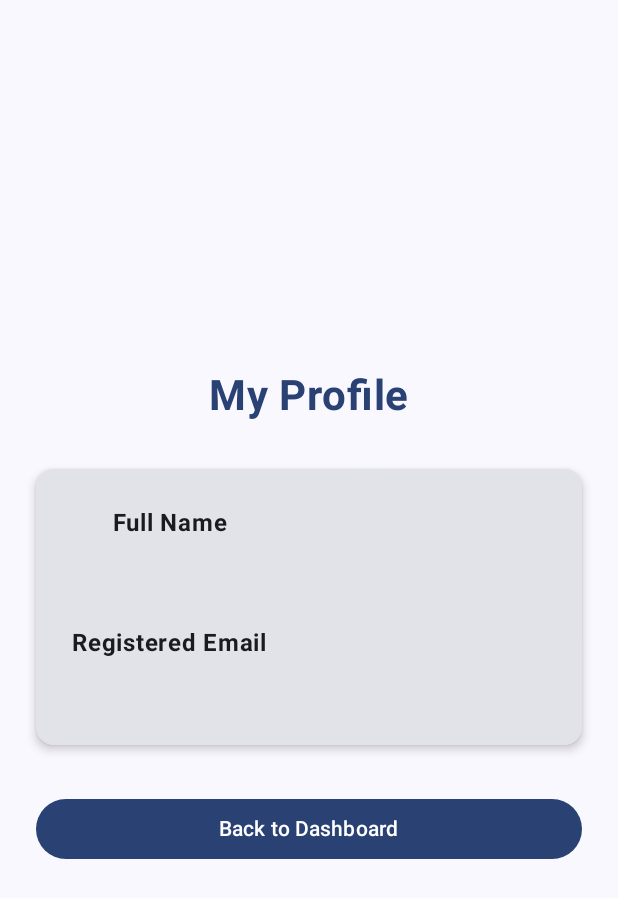
After one commit to shams030/HealthMate, an Android app built with Jetpack Compose: the composable ProfileScreen called with empty values, on a phone screen of 412 x 824 dp. The commit adds this screen. Shown: the top 898 px of the screen. Run offline under Robolectric (Android 15) with nearby library versions, the phone set to English and light mode, and no system bars.

Commit message:
Add registration login profile and logout functionality

```diff
--- a/app/src/main/java/com/example/healthmate/LoginScreen.kt
+++ b/app/src/main/java/com/example/healthmate/LoginScreen.kt
@@ -23,7 +23,7 @@ import androidx.compose.ui.unit.sp
 
 @Composable
 fun LoginScreen(
-    onLogin: () -> Unit,
+    onLogin: (String) -> Unit,
     onRegister: () -> Unit
 ) {
     val context = LocalContext.current
@@ -110,7 +110,7 @@ fun LoginScreen(
 
                     else -> {
                         errorMessage = ""
-                        onLogin()
+                        onLogin(email)
                     }
                 }
             },
--- /dev/null
+++ b/app/src/main/java/com/example/healthmate/ProfileScreen.kt
@@ -0,0 +1,84 @@
+
+package com.example.healthmate
+
+import androidx.compose.foundation.layout.*
+import androidx.compose.material3.*
+import androidx.compose.runtime.Composable
+import androidx.compose.ui.Alignment
+import androidx.compose.ui.Modifier
+import androidx.compose.ui.text.font.FontWeight
+import androidx.compose.ui.unit.dp
+import androidx.compose.ui.unit.sp
+
+@Composable
+fun ProfileScreen(
+    name: String,
+    email: String,
+    onBack: () -> Unit
+) {
+    Column(
+        modifier = Modifier
+            .fillMaxSize()
+            .padding(24.dp),
+        horizontalAlignment = Alignment.CenterHorizontally,
+        verticalArrangement = Arrangement.Center
+    ) {
+
+        Text(
+            text = "My Profile",
+            fontSize = 28.sp,
+            fontWeight = FontWeight.Bold,
+            color = MaterialTheme.colorScheme.primary
+        )
+
+        Spacer(modifier = Modifier.height(32.dp))
+
+        Card(
+            modifier = Modifier.fillMaxWidth(),
+            elevation = CardDefaults.cardElevation(
+                defaultElevation = 4.dp
+            )
+        ) {
+            Column(
+                modifier = Modifier.padding(24.dp),
+                horizontalAlignment = Alignment.CenterHorizontally
+            ) {
+
+                Text(
+                    text = "Full Name",
+                    fontWeight = FontWeight.Bold
+                )
+
+                Spacer(modifier = Modifier.height(8.dp))
+
+                Text(
+                    text = name,
+                    fontSize = 18.sp
+                )
+
+                Spacer(modifier = Modifier.height(24.dp))
+
+                Text(
+                    text = "Registered Email",
+                    fontWeight = FontWeight.Bold
+                )
+
+                Spacer(modifier = Modifier.height(8.dp))
+
+                Text(
+                    text = email,
+                    fontSize = 18.sp
+                )
+            }
+        }
+
+        Spacer(modifier = Modifier.height(32.dp))
+
+        Button(
+            onClick = onBack,
+            modifier = Modifier.fillMaxWidth()
+        ) {
+            Text("Back to Dashboard")
+        }
+    }
+}
```
Also changed, not shown: app/src/main/java/com/example/healthmate/AccountStorage.kt (+9 -0 lines), app/src/main/java/com/example/healthmate/MainActivity.kt (+27 -4 lines).
